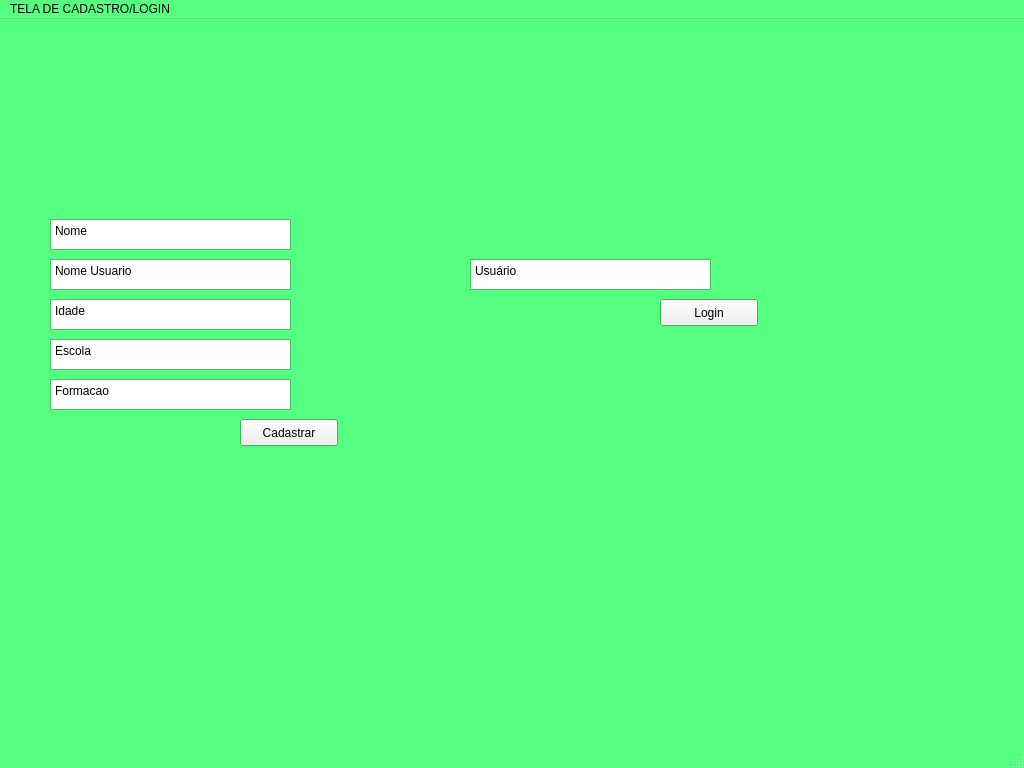
Before: the Qt Designer form src/templates/tela_cad_login.ui in DanilloMLS/lepee, drawn with Qt 5.
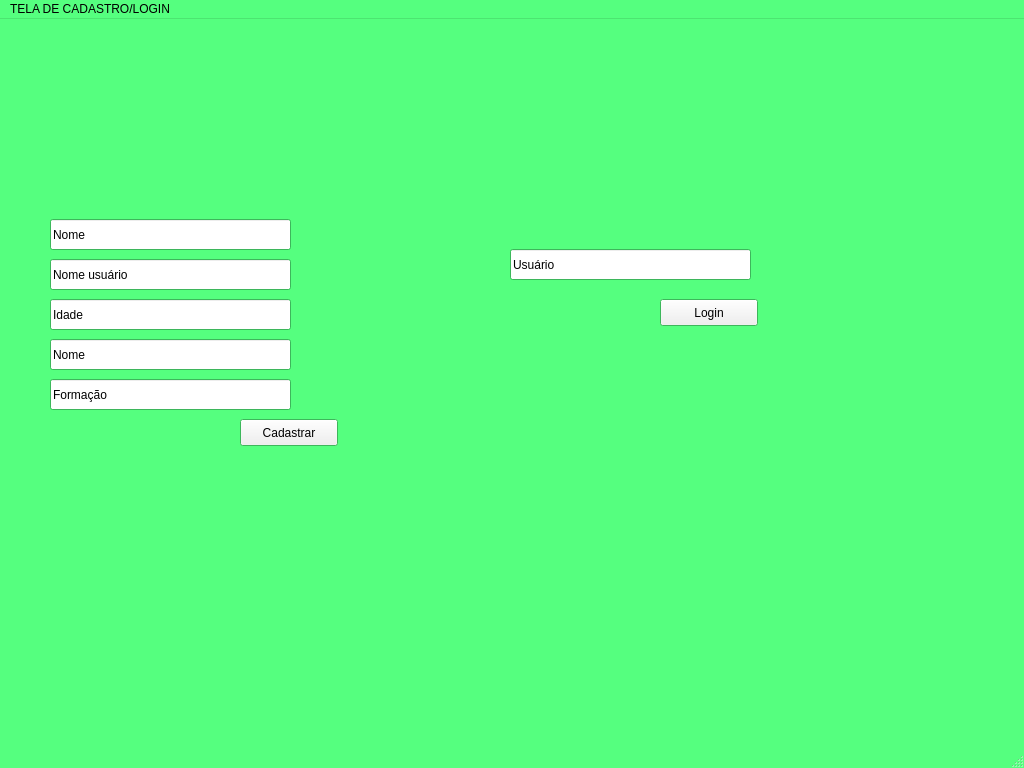
After: the same form once the commit is applied.

Commit message: Criação do evento para quando focar no QLineText ele limpar o campo de texto

Patch:
```diff
--- a/src/templates/tela_cad_login.ui
+++ b/src/templates/tela_cad_login.ui
@@ -159,59 +159,7 @@
    <string>MainWindow</string>
   </property>
   <widget class="QWidget" name="centralwidget">
-   <widget class="QPlainTextEdit" name="cad_usuario_textEdit">
-    <property name="geometry">
-     <rect>
-      <x>50</x>
-      <y>240</y>
-      <width>241</width>
-      <height>31</height>
-     </rect>
-    </property>
-    <property name="plainText">
-     <string>Nome Usuario</string>
-    </property>
-   </widget>
-   <widget class="QPlainTextEdit" name="cad_idade_textEdit">
-    <property name="geometry">
-     <rect>
-      <x>50</x>
-      <y>280</y>
-      <width>241</width>
-      <height>31</height>
-     </rect>
-    </property>
-    <property name="plainText">
-     <string>Idade</string>
-    </property>
-   </widget>
-   <widget class="QPlainTextEdit" name="cad_escola_textEdit">
-    <property name="geometry">
-     <rect>
-      <x>50</x>
-      <y>320</y>
-      <width>241</width>
-      <height>31</height>
-     </rect>
-    </property>
-    <property name="plainText">
-     <string>Escola</string>
-    </property>
-   </widget>
-   <widget class="QPlainTextEdit" name="cad_formacao_textEdit">
-    <property name="geometry">
-     <rect>
-      <x>50</x>
-      <y>360</y>
-      <width>241</width>
-      <height>31</height>
-     </rect>
-    </property>
-    <property name="plainText">
-     <string>Formacao</string>
-    </property>
-   </widget>
-   <widget class="QPushButton" name="cad_button">
+   <widget class="QPushButton" name="cadastrarButton">
     <property name="geometry">
      <rect>
       <x>240</x>
@@ -224,33 +172,7 @@
      <string>Cadastrar</string>
     </property>
    </widget>
-   <widget class="QPlainTextEdit" name="login_usuario_textEdit">
-    <property name="geometry">
-     <rect>
-      <x>470</x>
-      <y>240</y>
-      <width>241</width>
-      <height>31</height>
-     </rect>
-    </property>
-    <property name="plainText">
-     <string>Usuário</string>
-    </property>
-   </widget>
-   <widget class="QPlainTextEdit" name="cad_nome_textEdit">
-    <property name="geometry">
-     <rect>
-      <x>50</x>
-      <y>200</y>
-      <width>241</width>
-      <height>31</height>
-     </rect>
-    </property>
-    <property name="plainText">
-     <string>Nome</string>
-    </property>
-   </widget>
-   <widget class="QPushButton" name="login_button">
+   <widget class="QPushButton" name="loginButton">
     <property name="geometry">
      <rect>
       <x>660</x>
@@ -263,6 +185,84 @@
      <string>Login</string>
     </property>
    </widget>
+   <widget class="QLineEdit" name="nomeLineEdit">
+    <property name="geometry">
+     <rect>
+      <x>50</x>
+      <y>200</y>
+      <width>241</width>
+      <height>31</height>
+     </rect>
+    </property>
+    <property name="text">
+     <string>Nome</string>
+    </property>
+   </widget>
+   <widget class="QLineEdit" name="usuarioLineEdit">
+    <property name="geometry">
+     <rect>
+      <x>50</x>
+      <y>240</y>
+      <width>241</width>
+      <height>31</height>
+     </rect>
+    </property>
+    <property name="text">
+     <string>Nome usuário</string>
+    </property>
+   </widget>
+   <widget class="QLineEdit" name="idadeLineEdit">
+    <property name="geometry">
+     <rect>
+      <x>50</x>
+      <y>280</y>
+      <width>241</width>
+      <height>31</height>
+     </rect>
+    </property>
+    <property name="text">
+     <string>Idade</string>
+    </property>
+   </widget>
+   <widget class="QLineEdit" name="escolaLineEdit">
+    <property name="geometry">
+     <rect>
+      <x>50</x>
+      <y>320</y>
+      <width>241</width>
+      <height>31</height>
+     </rect>
+    </property>
+    <property name="text">
+     <string>Nome</string>
+    </property>
+   </widget>
+   <widget class="QLineEdit" name="formacaoLineEdit">
+    <property name="geometry">
+     <rect>
+      <x>50</x>
+      <y>360</y>
+      <width>241</width>
+      <height>31</height>
+     </rect>
+    </property>
+    <property name="text">
+     <string>Formação</string>
+    </property>
+   </widget>
+   <widget class="QLineEdit" name="loginUsuarioLineEdit">
+    <property name="geometry">
+     <rect>
+      <x>510</x>
+      <y>230</y>
+      <width>241</width>
+      <height>31</height>
+     </rect>
+    </property>
+    <property name="text">
+     <string>Usuário</string>
+    </property>
+   </widget>
   </widget>
   <widget class="QMenuBar" name="menubar">
    <property name="geometry">
```
Left out of the diff: 2 changed lines with no effect on the pictures. The commit also changes 3 other files.
